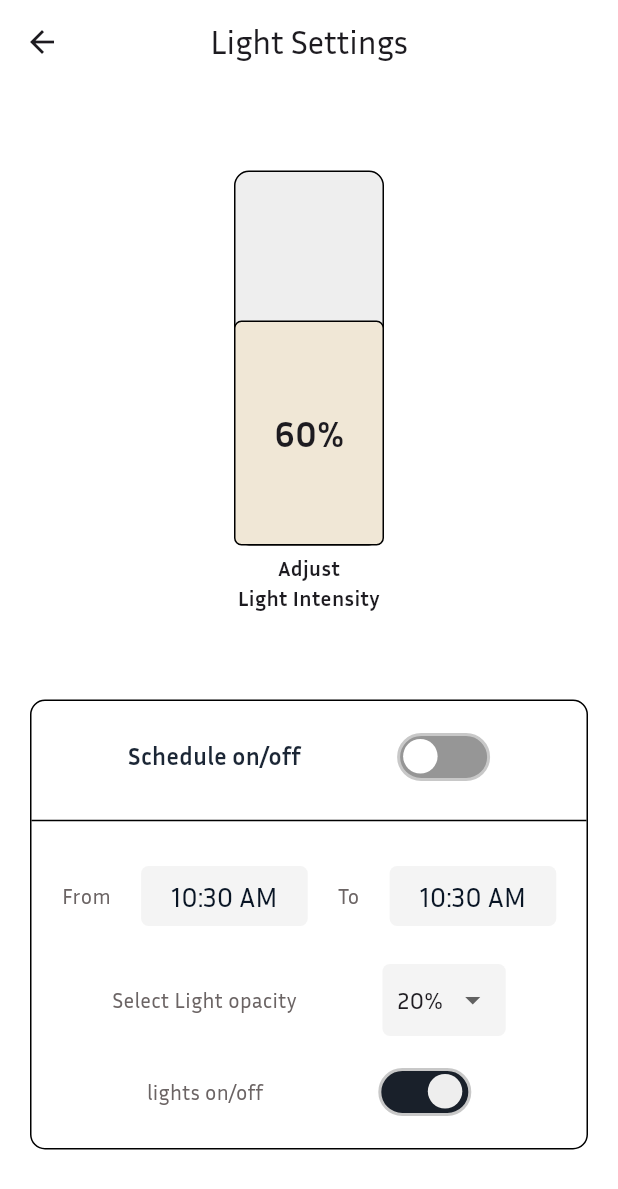
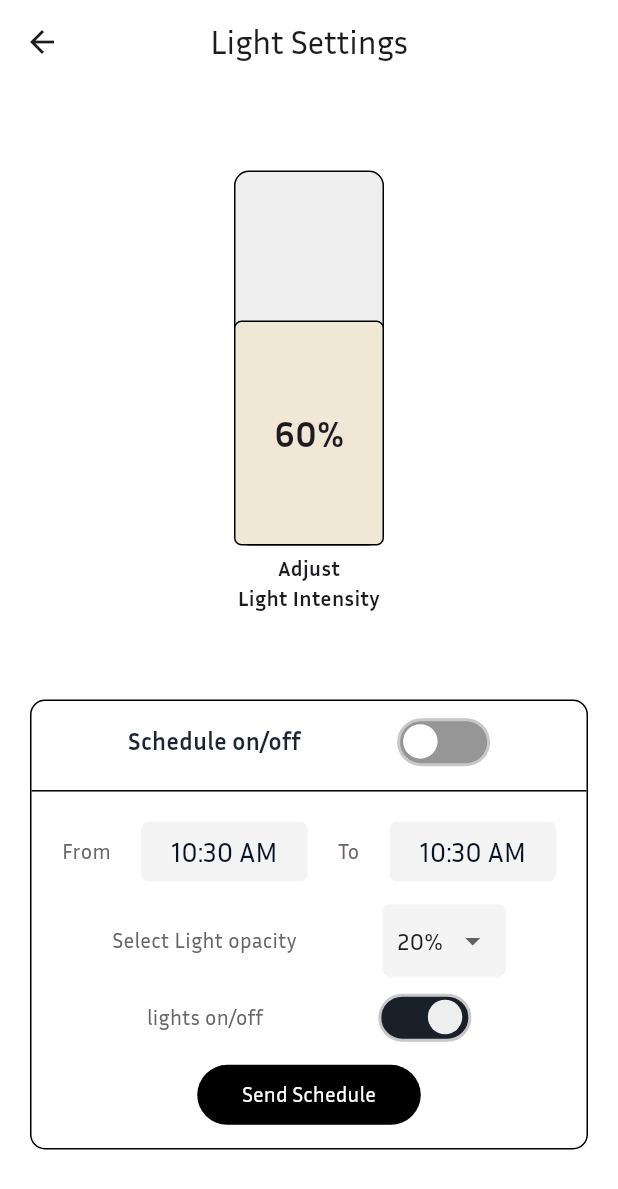
Before and after one commit to abir-cs/ihomey, a Flutter app: the Light screen opened by its route, on a phone screen of 412 x 824 dp. Shown: the top 1189 px of the screen. Run offline on Flutter 3.47's test engine with Material 3 defaults, Android fonts, the phone set to English and light mode, and no system bars; our stand-ins replace firebase_core, sleek_circular_slider, typed_data; missing offline and left inert: mqtt_client; accounts and stored records are empty.

Commit message:
light switch+opacity mqtt

```diff
--- a/lib/screens/light_page.dart
+++ b/lib/screens/light_page.dart
@@ -1,6 +1,9 @@
+import 'dart:nativewrappers/_internal/vm/lib/typed_data_patch.dart';
+
 import 'package:flutter/material.dart';
 import 'package:mqtt_client/mqtt_client.dart';
 import 'package:mqtt_client/mqtt_server_client.dart';
+import 'package:typed_data/src/typed_buffer.dart';
 //import 'package:mqtt_client/mqtt_browser_client.dart';
 
 class Light extends StatefulWidget {
@@ -387,7 +390,25 @@ class _TempState extends State<Light> {
                         ),
                       ),
                     ],
-                  )
+                  ),
+                  TextButton(
+                    onPressed: () {
+                      String topic = "light/schedule";
+                      String message = '{"from": "${selectedTime1.format(context)}", "to": "${selectedTime2.format(context)}"}';
+                      client.publishMessage(
+                        topic,
+                        MqttQos.atMostOnce,
+                        Uint8List.fromList(message.codeUnits) as Uint8Buffer,
+                      );
+                      print("Schedule sent: $message");
+                    },
+                    style: TextButton.styleFrom(
+                      backgroundColor: Colors.black,
+                      foregroundColor: Colors.white,
+                      padding: EdgeInsets.symmetric(horizontal: 30, vertical: 10),
+                    ),
+                    child: Text("Send Schedule"),
+                  ),
                 ],
               ),
             )
```
